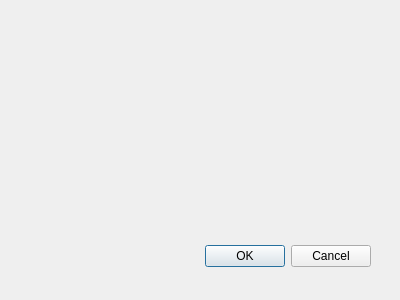
Old version of the form source/qxrdglobalpreferencesdialog.ui in the repository guyjennings/qxrd.
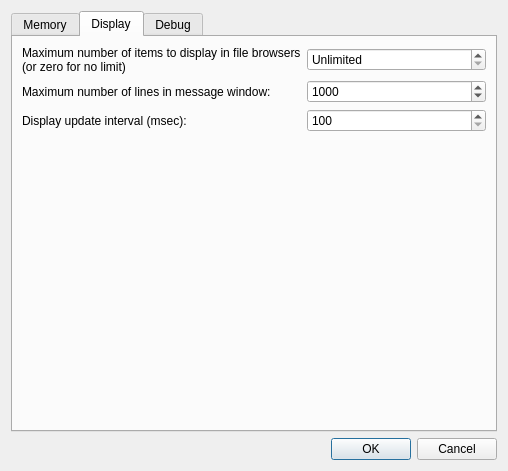
New version of the form. The open tabs and pages were chosen to show the change.

Commit message: Moved memory allocation properties into QxrdAllocator Moved global prefs from exp prefs dlg to global dlg Saved allocator properties with app properties

```diff
--- a/source/qxrdglobalpreferencesdialog.ui
+++ b/source/qxrdglobalpreferencesdialog.ui
@@ -6,29 +6,197 @@
    <rect>
     <x>0</x>
     <y>0</y>
-    <width>400</width>
-    <height>300</height>
+    <width>508</width>
+    <height>471</height>
    </rect>
   </property>
   <property name="windowTitle">
    <string>Qxrd Global Prefrences</string>
   </property>
-  <widget class="QDialogButtonBox" name="buttonBox">
-   <property name="geometry">
-    <rect>
-     <x>30</x>
-     <y>240</y>
-     <width>341</width>
-     <height>32</height>
-    </rect>
-   </property>
-   <property name="orientation">
-    <enum>Qt::Horizontal</enum>
-   </property>
-   <property name="standardButtons">
-    <set>QDialogButtonBox::Cancel|QDialogButtonBox::Ok</set>
-   </property>
-  </widget>
+  <layout class="QGridLayout" name="gridLayout_3">
+   <item row="0" column="0">
+    <widget class="QTabWidget" name="tabWidget">
+     <property name="currentIndex">
+      <number>0</number>
+     </property>
+     <widget class="QWidget" name="memoryPrefs">
+      <attribute name="title">
+       <string>Memory</string>
+      </attribute>
+      <layout class="QGridLayout" name="gridLayout_7">
+       <item row="0" column="0">
+        <layout class="QGridLayout" name="gridLayout_6">
+         <item row="0" column="0">
+          <widget class="QLabel" name="label_14">
+           <property name="text">
+            <string>Memory to reserve for images in 32 bit systems (MB):</string>
+           </property>
+          </widget>
+         </item>
+         <item row="0" column="1">
+          <widget class="QSpinBox" name="m_ReservedMemory32"/>
+         </item>
+         <item row="1" column="0">
+          <widget class="QLabel" name="label_17">
+           <property name="text">
+            <string>Memory to reserve for images in 64 bit systems (MB):</string>
+           </property>
+          </widget>
+         </item>
+         <item row="1" column="1">
+          <widget class="QSpinBox" name="m_ReservedMemory64"/>
+         </item>
+         <item row="2" column="0">
+          <widget class="QLabel" name="label_18">
+           <property name="text">
+            <string>Additional Reserved Memory for Acquisition Only (MB):</string>
+           </property>
+          </widget>
+         </item>
+         <item row="2" column="1">
+          <widget class="QSpinBox" name="m_ExtraReservedMemory"/>
+         </item>
+         <item row="3" column="1">
+          <spacer name="verticalSpacer_2">
+           <property name="orientation">
+            <enum>Qt::Vertical</enum>
+           </property>
+           <property name="sizeHint" stdset="0">
+            <size>
+             <width>20</width>
+             <height>180</height>
+            </size>
+           </property>
+          </spacer>
+         </item>
+        </layout>
+       </item>
+      </layout>
+     </widget>
+     <widget class="QWidget" name="displayPrefs">
+      <attribute name="title">
+       <string>Display</string>
+      </attribute>
+      <layout class="QGridLayout" name="gridLayout_5">
+       <item row="0" column="0">
+        <layout class="QGridLayout" name="gridLayout_4">
+         <item row="0" column="0">
+          <widget class="QLabel" name="label_19">
+           <property name="text">
+            <string>Maximum number of items to display in file browsers (or zero for no limit)</string>
+           </property>
+           <property name="wordWrap">
+            <bool>true</bool>
+           </property>
+          </widget>
+         </item>
+         <item row="0" column="1">
+          <widget class="QSpinBox" name="m_FileBrowserLimit">
+           <property name="toolTip">
+            <string>You can limit the maximum number of files that will be displayed in a file browser widget - this can improve the program's responsiveness if there are a large number of files in a directory.</string>
+           </property>
+           <property name="specialValueText">
+            <string>Unlimited</string>
+           </property>
+           <property name="maximum">
+            <number>200000</number>
+           </property>
+           <property name="singleStep">
+            <number>1000</number>
+           </property>
+          </widget>
+         </item>
+         <item row="1" column="0">
+          <widget class="QLabel" name="label_20">
+           <property name="text">
+            <string>Maximum number of lines in message window:</string>
+           </property>
+          </widget>
+         </item>
+         <item row="1" column="1">
+          <widget class="QSpinBox" name="m_MessageWindowLines">
+           <property name="maximum">
+            <number>99999999</number>
+           </property>
+           <property name="value">
+            <number>1000</number>
+           </property>
+          </widget>
+         </item>
+         <item row="2" column="0">
+          <widget class="QLabel" name="label_21">
+           <property name="text">
+            <string>Display update interval (msec):</string>
+           </property>
+          </widget>
+         </item>
+         <item row="2" column="1">
+          <widget class="QSpinBox" name="m_UpdateIntervalMsec">
+           <property name="minimum">
+            <number>100</number>
+           </property>
+           <property name="maximum">
+            <number>100000</number>
+           </property>
+          </widget>
+         </item>
+         <item row="3" column="0">
+          <spacer name="verticalSpacer_6">
+           <property name="orientation">
+            <enum>Qt::Vertical</enum>
+           </property>
+           <property name="sizeHint" stdset="0">
+            <size>
+             <width>20</width>
+             <height>281</height>
+            </size>
+           </property>
+          </spacer>
+         </item>
+        </layout>
+       </item>
+      </layout>
+     </widget>
+     <widget class="QWidget" name="debugPrefs">
+      <attribute name="title">
+       <string>Debug</string>
+      </attribute>
+      <layout class="QGridLayout" name="gridLayout_2">
+       <item row="0" column="0">
+        <layout class="QGridLayout" name="gridLayout">
+         <item row="0" column="0">
+          <widget class="QWidget" name="m_DebugWidgets" native="true"/>
+         </item>
+         <item row="1" column="0">
+          <spacer name="verticalSpacer">
+           <property name="orientation">
+            <enum>Qt::Vertical</enum>
+           </property>
+           <property name="sizeHint" stdset="0">
+            <size>
+             <width>289</width>
+             <height>180</height>
+            </size>
+           </property>
+          </spacer>
+         </item>
+        </layout>
+       </item>
+      </layout>
+     </widget>
+    </widget>
+   </item>
+   <item row="1" column="0">
+    <widget class="QDialogButtonBox" name="buttonBox">
+     <property name="orientation">
+      <enum>Qt::Horizontal</enum>
+     </property>
+     <property name="standardButtons">
+      <set>QDialogButtonBox::Cancel|QDialogButtonBox::Ok</set>
+     </property>
+    </widget>
+   </item>
+  </layout>
  </widget>
  <resources/>
  <connections>
```
The commit also changes 12 other files.
